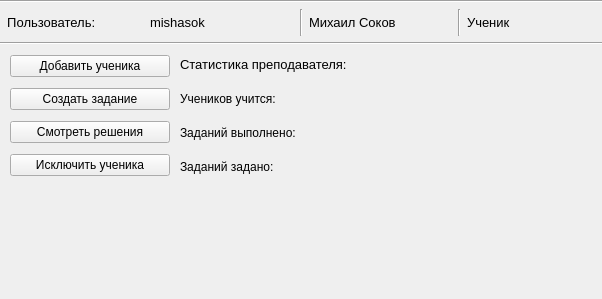
Old version of the form ui_folder/teacher_form.ui in the repository MishaSok/yandex_pyqt5_project.
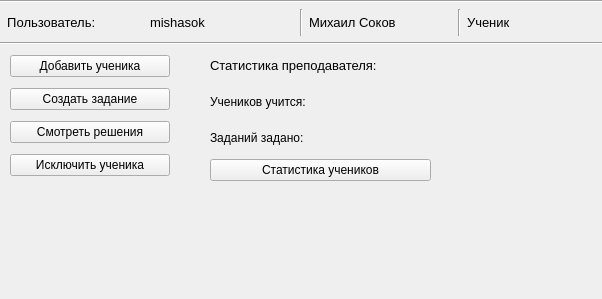
New version of the form.

Commit message: - new class StudentStatsForm

The edit to the form file:
```diff
--- a/ui_folder/teacher_form.ui
+++ b/ui_folder/teacher_form.ui
@@ -155,7 +155,7 @@
    <widget class="QWidget" name="verticalLayoutWidget_3">
     <property name="geometry">
      <rect>
-      <x>180</x>
+      <x>210</x>
       <y>50</y>
       <width>221</width>
       <height>131</height>
@@ -181,13 +181,6 @@
        </property>
       </widget>
      </item>
-     <item>
-      <widget class="QLabel" name="label_6">
-       <property name="text">
-        <string>Заданий выполнено:</string>
-       </property>
-      </widget>
-     </item>
      <item>
       <widget class="QLabel" name="label_7">
        <property name="text">
@@ -195,6 +188,13 @@
        </property>
       </widget>
      </item>
+     <item>
+      <widget class="QPushButton" name="student_stats_btn">
+       <property name="text">
+        <string>Статистика учеников</string>
+       </property>
+      </widget>
+     </item>
     </layout>
    </widget>
   </widget>
```
The commit also changes 2 other files.
